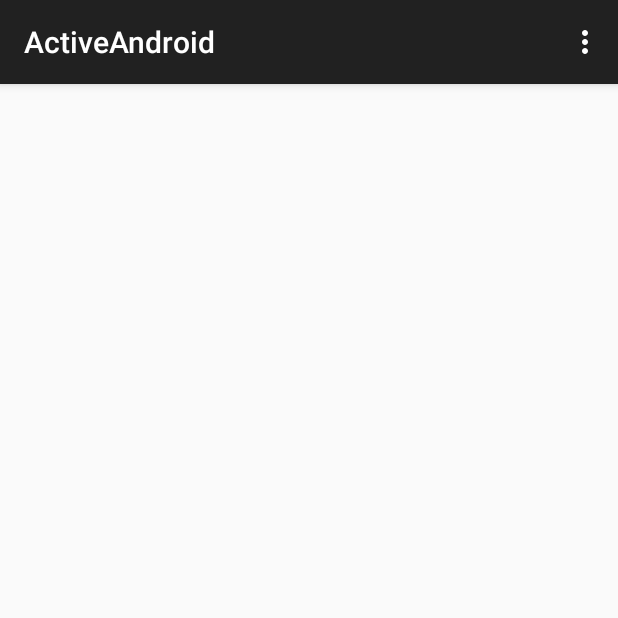
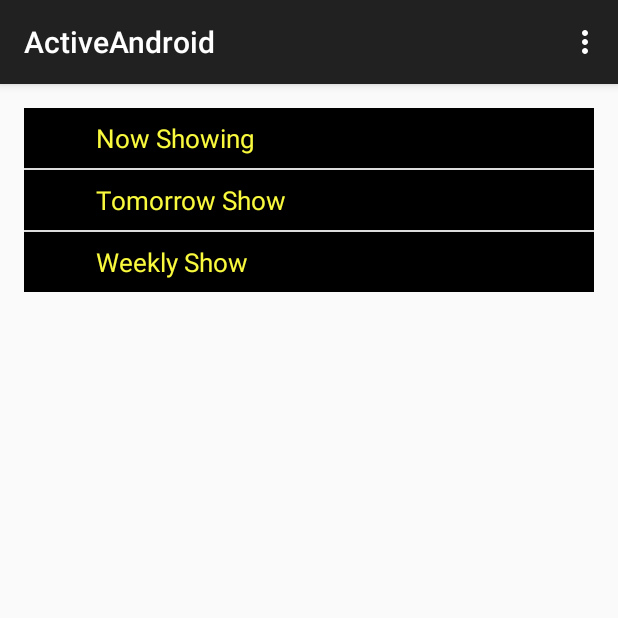
Before and after one commit to dev-bpn/ActiveAndroid, an Android app: the screen it shows after launch (MainActivity), on a phone screen of 412 x 824 dp, the top half of it. Run offline under Robolectric (Android 15) with nearby library versions, the phone set to English and light mode, and no system bars; our stand-ins replace Volley; libraries missing offline, so code that uses them is left out: com.activeandroid, com.activeandroid.query; network calls fail; 4 statements that could not run were skipped.

Commit message:
ExpandableLstViewAdapter DONE

```diff
--- a/app/src/main/java/comstoresearchqmobotech/google/httpsplay/activeandroid/MainActivity.java
+++ b/app/src/main/java/comstoresearchqmobotech/google/httpsplay/activeandroid/MainActivity.java
@@ -4,7 +4,13 @@ import android.os.Bundle;
 import android.support.v7.app.AppCompatActivity;
 import android.view.Menu;
 import android.view.MenuItem;
+import android.widget.ExpandableListView;
 
+import java.util.ArrayList;
+import java.util.HashMap;
+import java.util.List;
+
+import comstoresearchqmobotech.google.httpsplay.activeandroid.adapter.ExpandableListAdapter;
 import comstoresearchqmobotech.google.httpsplay.activeandroid.parsing.Apis;
 import comstoresearchqmobotech.google.httpsplay.activeandroid.parsing.MyParser;
 import comstoresearchqmobotech.google.httpsplay.activeandroid.toast.MyToast;
@@ -12,12 +18,50 @@ import comstoresearchqmobotech.google.httpsplay.activeandroid.utils.MyUtils;
 
 public class MainActivity extends AppCompatActivity {
 
+    private ExpandableListView expandableListView;
+    private ExpandableListAdapter expandableListAdapter;
+    private List<String> listDataHeader;
+    private HashMap<String , List<String>> listDataChild;
+
     @Override
     protected void onCreate(Bundle savedInstanceState) {
         super.onCreate(savedInstanceState);
         setContentView(R.layout.activity_main);
         getData();
+        expandableListView = (ExpandableListView) findViewById(R.id.expandableListView);
+        prepareDataList();
+        expandableListView.setAdapter(new ExpandableListAdapter(this , listDataHeader , listDataChild));
 
+
+    }
+
+    private void prepareDataList() {
+
+        listDataHeader = new ArrayList<String>();
+        listDataChild = new HashMap<String , List<String>>();
+
+        listDataHeader.add("Now Showing");
+        listDataHeader.add("Tomorrow Show");
+        listDataHeader.add("Weekly Show");
+
+        List<String> nowShow = new ArrayList<>();
+        nowShow.add("The Shawshank Redemption");
+        nowShow.add("The Godfather");
+        nowShow.add("The Godfather: Part II");
+
+        List<String> tomorrowShow = new ArrayList<>();
+        tomorrowShow.add("The Conjuring");
+        tomorrowShow.add("Despicable Me 2");
+        tomorrowShow.add("Turbo");
+
+        List<String> weeklyShow = new ArrayList<>();
+        weeklyShow.add("2 Guns");
+        weeklyShow.add("The Smurfs 2");
+        weeklyShow.add("The Spectacular Now");
+
+        listDataChild.put(listDataHeader.get(0) , nowShow);
+        listDataChild.put(listDataHeader.get(1) , tomorrowShow);
+        listDataChild.put(listDataHeader.get(2) , weeklyShow);
 
     }
 
--- a/app/src/main/java/comstoresearchqmobotech/google/httpsplay/activeandroid/adapter/ExpandableListAdapter.java
+++ b/app/src/main/java/comstoresearchqmobotech/google/httpsplay/activeandroid/adapter/ExpandableListAdapter.java
@@ -1,9 +1,97 @@
 package comstoresearchqmobotech.google.httpsplay.activeandroid.adapter;
+
+import android.content.Context;
+import android.view.LayoutInflater;
+import android.view.View;
+import android.view.ViewGroup;
+import android.widget.BaseExpandableListAdapter;
+import android.widget.TextView;
+
+import java.util.HashMap;
+import java.util.List;
+
+import comstoresearchqmobotech.google.httpsplay.activeandroid.R;
 
 /**
  * Created by Dell on 11/18/2015.
  */
-public class ExpandableListAdapter  {
+public class ExpandableListAdapter extends BaseExpandableListAdapter {
 
+    private Context context;
+    private List<String> listDataHeader;
+    private HashMap<String , List<String>> listDataChild;
 
+    public ExpandableListAdapter(Context context , List<String> listDataHeader , HashMap<String , List<String>> listDataChild){
+
+        this.context = context;
+        this.listDataHeader = listDataHeader;
+        this.listDataChild = listDataChild;
+
+    }
+
+    @Override
+    public int getGroupCount() {
+        return listDataHeader.size();
+    }
+
+    @Override
+    public int getChildrenCount(int position) {
+        return listDataChild.get(listDataHeader.get(position)).size();
+    }
+
+    @Override
+    public Object getGroup(int position) {
+        return listDataHeader.get(position);
+    }
+
+    @Override
+    public Object getChild(int groupPosition, int childPosition) {
+        return listDataChild.get(listDataHeader.get(groupPosition)).get(childPosition);
+    }
+
+    @Override
+    public long getGroupId(int groupPosition) {
+        return groupPosition;
+    }
+
+    @Override
+    public long getChildId(int groupPosition, int childPosition) {
+        return childPosition;
+    }
+
+    @Override
+    public boolean hasStableIds() {
+        return false;
+    }
+
+    @Override
+    public View getGroupView(int groupPosition, boolean isExpanded, View convertView, ViewGroup parent) {
+
+        String headerTitle = (String) getGroup(groupPosition);
+        if(convertView == null){
+            LayoutInflater inflater = (LayoutInflater) context.getSystemService(Context.LAYOUT_INFLATER_SERVICE);
+            convertView = inflater.inflate(R.layout.list_group , null);
+        }
+        TextView textView = (TextView) convertView.findViewById(R.id.myListHeader);
+        textView.setText(headerTitle);
+        return convertView;
+    }
+
+    @Override
+    public View getChildView(int groupPosition, int childPosition, boolean isLastChild, View convertView, ViewGroup parent) {
+        String childText = (String) getChild(groupPosition , childPosition);
+        if(convertView == null){
+
+            LayoutInflater inflater = (LayoutInflater) context.getSystemService(Context.LAYOUT_INFLATER_SERVICE);
+            convertView = inflater.inflate(R.layout.list_item , null);
+        }
+        TextView textView = (TextView) convertView.findViewById(R.id.myListItem);
+        textView.setText(childText);
+        return convertView;
+    }
+
+    @Override
+    public boolean isChildSelectable(int groupPosition, int childPosition) {
+        return true;
+    }
 }
```
